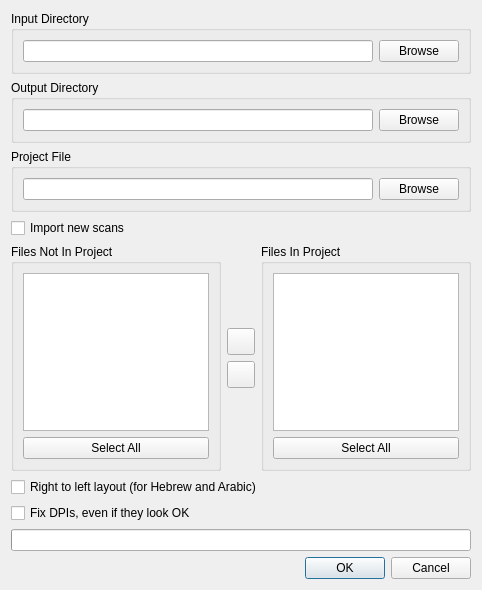
Old version of the form src/app/ProjectFilesDialog.ui in the repository 2ndmax/scantailor-ocr.
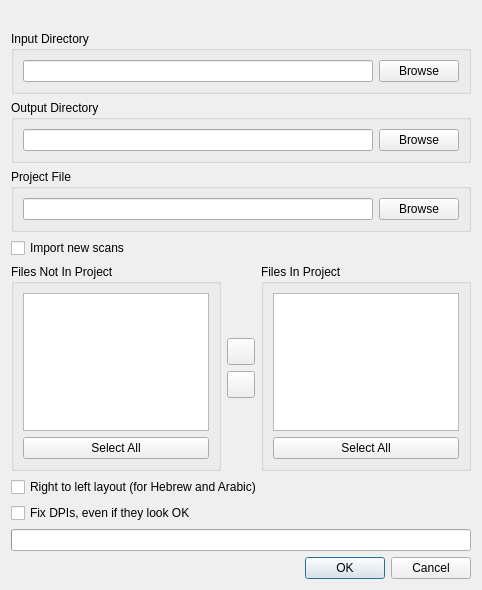
New version of the form. Icons and pictures are not drawn.

```diff
--- a/src/app/ProjectFilesDialog.ui
+++ b/src/app/ProjectFilesDialog.ui
@@ -14,6 +14,13 @@
    <string>Project Files</string>
   </property>
   <layout class="QVBoxLayout" name="verticalLayout">
+   <item>
+    <widget class="QLabel" name="introLabel">
+     <property name="wordWrap">
+      <bool>true</bool>
+     </property>
+    </widget>
+   </item>
    <item>
     <widget class="QGroupBox" name="groupBox_2">
      <property name="title">
```
